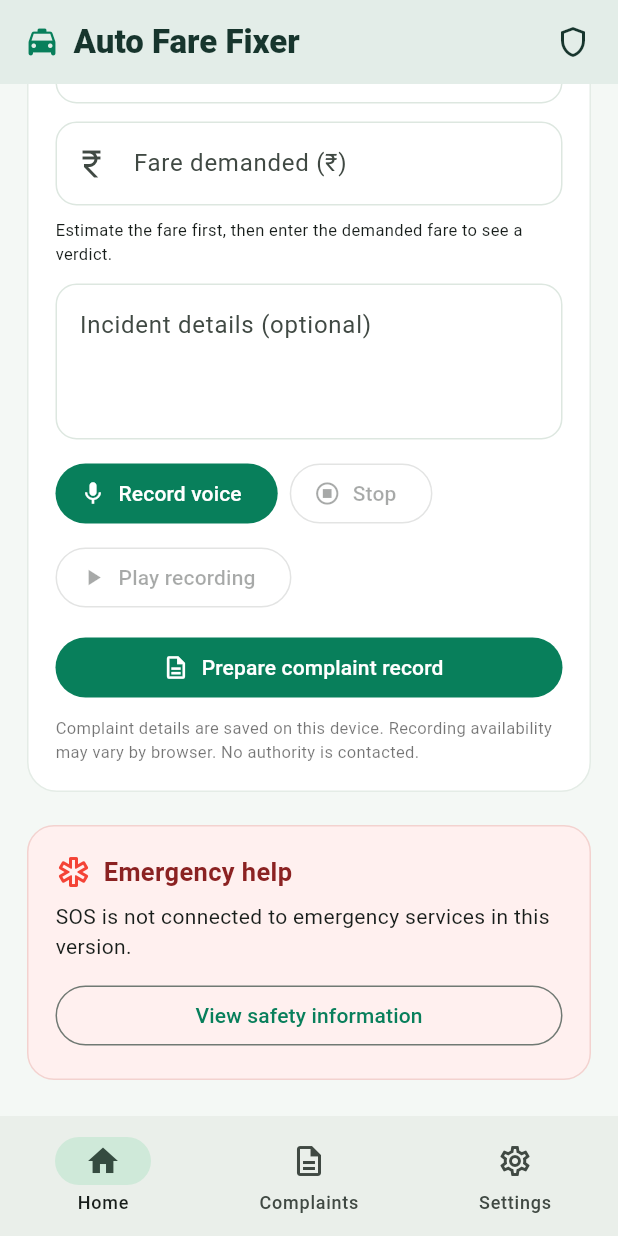
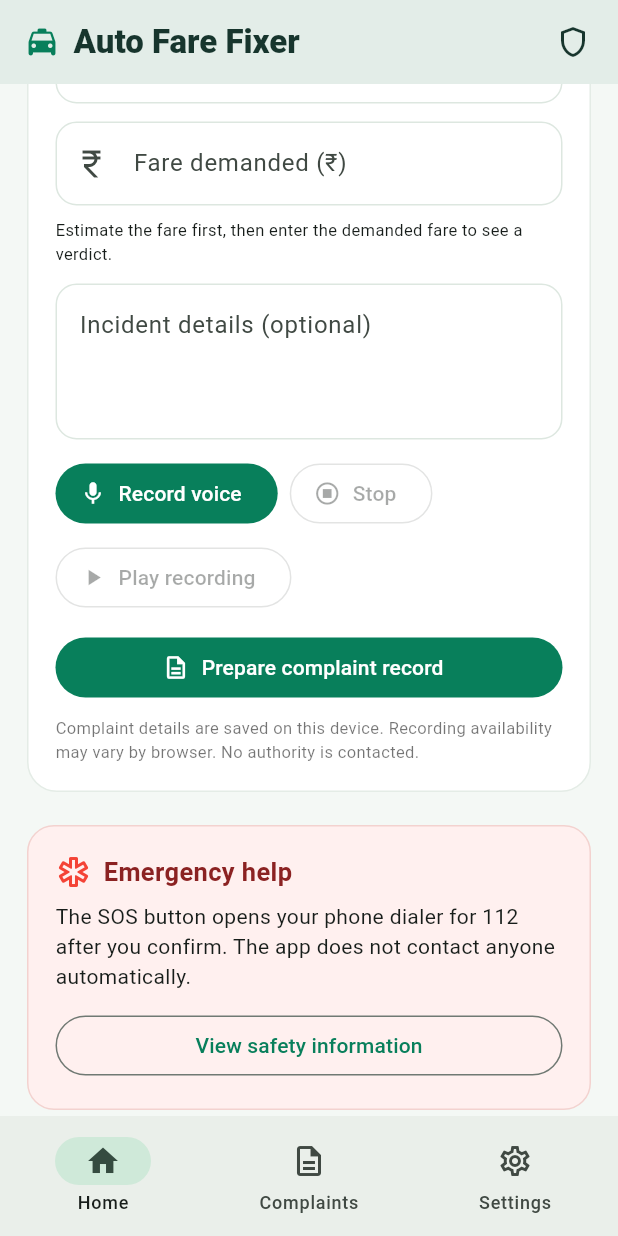
Before and after one commit to snehabogaram75-hub/AutoFareFixer, a Flutter app: the MainScreen screen opened directly with empty values, scrolled down 2653 dp, on a phone screen of 412 x 824 dp. Run offline on Flutter 3.47's test engine with Material 3 defaults, Android fonts, the phone set to English and light mode, and no system bars; our stand-ins replace audioplayers, flutter_map, geolocator, latlong2, share_plus, shared_preferences; missing offline and left inert: record; accounts and stored records are empty.

Commit message:
Clarify SOS text, show tariff source and ML note

```diff
--- a/flutter_app/lib/main.dart
+++ b/flutter_app/lib/main.dart
@@ -1308,7 +1308,7 @@ class _MainScreenState extends State<MainScreen> {
                             ),
                             const SizedBox(height: 6),
                             const Text(
-                              'Estimate only; actual fare may vary.',
+                              'Estimate only; actual fare may vary. Tariff: Telangana order of 2 Oct 2026. The ML estimate is a practice model trained on synthetic data; the official fare is the reference.',
                               style: TextStyle(fontSize: 11),
                             ),
                           ],
@@ -1529,7 +1529,7 @@ class _MainScreenState extends State<MainScreen> {
               ),
               const SizedBox(height: 8),
               const Text(
-                'SOS is not connected to emergency services in this version.',
+                'The SOS button opens your phone dialer for 112 after you confirm. The app does not contact anyone automatically.',
               ),
               const SizedBox(height: 12),
               SizedBox(
```
